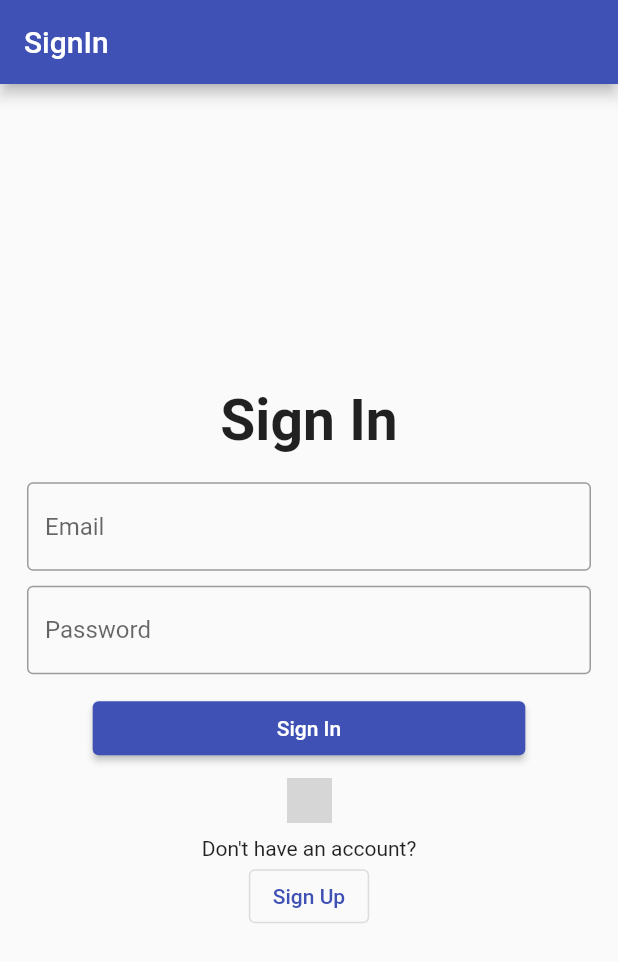
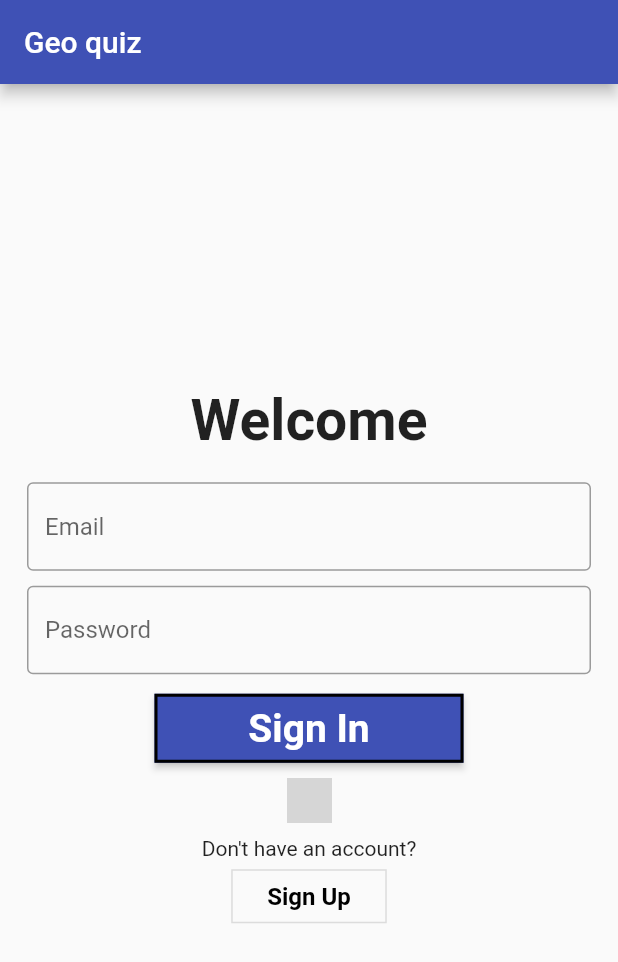
Before and after one commit to ikustow/geoquiz, a Flutter app: the screen it shows after launch, on a phone screen of 412 x 824 dp. Shown: the top 962 px of the screen. Run offline on Flutter 3.47's test engine with Material 2 defaults, Android fonts, the phone set to English and light mode, and no system bars; our stand-ins replace animated_text_kit, bloc, connectivity_plus, dio, email_validator, equatable and 4 more; missing offline and left inert: dart_airtable; accounts and stored records are empty; network calls fail; grey boxes are pictures that could not be loaded.

```diff
--- a/lib/authentication/sign_in.dart
+++ b/lib/authentication/pages/sign_in.dart
@@ -1,12 +1,11 @@
 import 'package:flutter/material.dart';
 import 'package:flutter_bloc/flutter_bloc.dart';
-import 'package:geoquiz/authentication/details_page.dart';
-import 'package:geoquiz/authentication/sign_up.dart';
-import 'package:geoquiz/generated/l10n.dart';
-import 'package:email_validator/email_validator.dart';
+import 'package:geoquiz/authentication/pages/sign_up.dart';
 import 'package:geoquiz/home/home.dart';
-
-import 'bloc/auth_bloc.dart';
+import 'package:geoquiz/theme.dart';
+import '../../generated/l10n.dart';
+import '../bloc/auth_bloc.dart';
+import '../widgets/welcome_sing_up_button.dart';
 
 class SignIn extends StatefulWidget {
   const SignIn({Key? key}) : super(key: key);
@@ -31,7 +30,9 @@ class _SignInState extends State<SignIn> {
   Widget build(BuildContext context) {
     return Scaffold(
       appBar: AppBar(
-        title: const Text("SignIn"),
+        title: Text(
+          S.of(context).sign_in_app_bar_title,
+        ),
       ),
       body: BlocListener<AuthBloc, AuthState>(
         listener: (context, state) {
@@ -64,8 +65,8 @@ class _SignInState extends State<SignIn> {
                     child: Column(
                       mainAxisAlignment: MainAxisAlignment.center,
                       children: [
-                        const Text(
-                          "Sign In",
+                        Text(
+                          S.of(context).sign_welcome_title,
                           style: TextStyle(
                             fontSize: 38,
                             fontWeight: FontWeight.bold,
@@ -82,8 +83,8 @@ class _SignInState extends State<SignIn> {
                                 TextFormField(
                                   keyboardType: TextInputType.emailAddress,
                                   controller: _emailController,
-                                  decoration: const InputDecoration(
-                                    hintText: "Email",
+                                  decoration: InputDecoration(
+                                    hintText: S.of(context).hint_email_text,
                                     border: OutlineInputBorder(),
                                   ),
                                 ),
@@ -93,23 +94,26 @@ class _SignInState extends State<SignIn> {
                                 TextFormField(
                                   keyboardType: TextInputType.text,
                                   controller: _passwordController,
-                                  decoration: const InputDecoration(
-                                    hintText: "Password",
+                                  decoration: InputDecoration(
+                                    hintText: S.of(context).hint_password_text,
                                     border: OutlineInputBorder(),
                                   ),
-                                 ),
+                                ),
                                 const SizedBox(
                                   height: 12,
                                 ),
                                 SizedBox(
                                   width:
-                                  MediaQuery.of(context).size.width * 0.7,
+                                      MediaQuery.of(context).size.width * 0.5,
                                   child: ElevatedButton(
+                                    style: AppButtonStyle.SignInButtonStyle,
                                     onPressed: () {
                                       _authenticateWithEmailAndPassword(
                                           context);
                                     },
-                                    child: const Text('Sign In'),
+                                    child: Text(
+                                      S.of(context).sign_in_button_title,
+                                    ),
                                   ),
                                 )
                               ],
@@ -126,17 +130,10 @@ class _SignInState extends State<SignIn> {
                             width: 30,
                           ),
                         ),
-                        const Text("Don't have an account?"),
-                        OutlinedButton(
-                          onPressed: () {
-                            Navigator.pushReplacement(
-                              context,
-                              MaterialPageRoute(
-                                  builder: (context) => const SignUp()),
-                            );
-                          },
-                          child: const Text("Sign Up"),
-                        )
+                        Text(
+                          S.of(context).account_check_title,
+                        ),
+                        WelcomeSignUpButton(),
                       ],
                     ),
                   ),
--- /dev/null
+++ b/lib/authentication/widgets/welcome_sing_up_button.dart
@@ -0,0 +1,30 @@
+import 'package:flutter/material.dart';
+
+import '../../generated/l10n.dart';
+import '../../theme.dart';
+import '../pages/sign_up.dart';
+
+class WelcomeSignUpButton extends StatelessWidget {
+  const WelcomeSignUpButton({Key? key}) : super(key: key);
+
+  @override
+  Widget build(BuildContext context) {
+    return  OutlinedButton(
+      style: AppButtonStyle.welcomeSignUpButtonStyle,
+      onPressed: () {
+        Navigator.pushReplacement(
+          context,
+          MaterialPageRoute(
+              builder: (context) => const SignUp()),
+        );
+      },
+      child: Text(
+        S.of(context).sign_up_button_title,
+        style: TextStyle(
+          fontSize: 16,
+          fontWeight: FontWeight.bold,
+        ),
+      ),
+    );
+  }
+}
--- a/lib/home/widgets/animated_welcome_text.dart
+++ b/lib/home/widgets/animated_welcome_text.dart
@@ -43,7 +43,7 @@ class _AnimatedWelcomeTextState extends State<AnimatedWelcomeText> {
             fontFamily: "railway",
           ),
           child: AnimatedTextKit(
-              totalRepeatCount: 1,
+              totalRepeatCount: 2,
               repeatForever: false,
               isRepeatingAnimation: true,
               animatedTexts: [
--- a/lib/main.dart
+++ b/lib/main.dart
@@ -2,8 +2,8 @@ import 'package:firebase_auth/firebase_auth.dart';
 import 'package:firebase_core/firebase_core.dart';
 import 'package:flutter/material.dart';
 import 'package:flutter_bloc/flutter_bloc.dart';
-import 'package:geoquiz/authentication/details_page.dart';
-import 'package:geoquiz/authentication/sign_in.dart';
+import 'package:geoquiz/authentication/pages/details_page.dart';
+import 'package:geoquiz/authentication/pages/sign_in.dart';
 import 'package:flutter_localizations/flutter_localizations.dart';
 import 'package:geoquiz/repositories/firebase_auth_repository.dart';
 import 'package:geoquiz/services/airtable_service.dart';
--- a/lib/main_widgets/bottom_navigation_bar.dart
+++ b/lib/main_widgets/bottom_navigation_bar.dart
@@ -1,8 +1,7 @@
 import 'package:flutter/material.dart';
 import 'package:geoquiz/home/home.dart';
 import 'package:geoquiz/progress/progress_page.dart';
-
-import '../authentication/details_page.dart';
+import '../authentication/pages/details_page.dart';
 import '../generated/l10n.dart';
 
 class BottomNavigationBarWidget extends StatefulWidget {
--- a/lib/theme.dart
+++ b/lib/theme.dart
@@ -16,7 +16,7 @@ abstract class AppButtonStyle {
   static final ButtonStyle RightButton = ButtonStyle(
 
     shape:MaterialStateProperty.all<OutlinedBorder>(
-        RoundedRectangleBorder(
+        const RoundedRectangleBorder(
           side: BorderSide(
             width: 2,
             color: Colors.black,
@@ -27,20 +27,20 @@ abstract class AppButtonStyle {
     backgroundColor: MaterialStateProperty.all(rightColor),
     foregroundColor: MaterialStateProperty.all(rightTextColor),
     textStyle: MaterialStateProperty.all(
-      TextStyle(
+      const TextStyle(
         fontSize: 26,
         fontWeight: FontWeight.bold,
       ),
     ),
     padding: MaterialStateProperty.all(
-        EdgeInsets.symmetric(horizontal: 24, vertical: 8)),
+        const EdgeInsets.symmetric(horizontal: 24, vertical: 8)),
   );
 
 
   static final ButtonStyle WrongButton = ButtonStyle(
 
     shape:MaterialStateProperty.all<OutlinedBorder>(
-        RoundedRectangleBorder(
+        const RoundedRectangleBorder(
           side: BorderSide(
             width: 2,
             color: Colors.black,
@@ -51,13 +51,13 @@ abstract class AppButtonStyle {
     backgroundColor: MaterialStateProperty.all(wrongColor),
     foregroundColor: MaterialStateProperty.all(wrongTextColor),
     textStyle: MaterialStateProperty.all(
-      TextStyle(
+      const TextStyle(
         fontSize: 26,
         fontWeight: FontWeight.bold,
       ),
     ),
     padding: MaterialStateProperty.all(
-        EdgeInsets.symmetric(horizontal: 24, vertical: 8)),
+        const EdgeInsets.symmetric(horizontal: 24, vertical: 8)),
   );
 
 
@@ -65,7 +65,7 @@ abstract class AppButtonStyle {
   static final ButtonStyle DefaultButton = ButtonStyle(
 
     shape:MaterialStateProperty.all<OutlinedBorder>(
-        RoundedRectangleBorder(
+        const RoundedRectangleBorder(
           side: BorderSide(
             width: 2,
             color: Colors.black,
@@ -76,18 +76,18 @@ abstract class AppButtonStyle {
     backgroundColor: MaterialStateProperty.all(defaultButtonColor),
     foregroundColor: MaterialStateProperty.all(categoryTextButtonColor),
     textStyle: MaterialStateProperty.all(
-      TextStyle(
+      const TextStyle(
         fontSize: 26,
         fontWeight: FontWeight.bold,
       ),
     ),
     padding: MaterialStateProperty.all(
-        EdgeInsets.symmetric(horizontal: 24, vertical: 8)),
+        const EdgeInsets.symmetric(horizontal: 24, vertical: 8)),
   );
 
   static final ButtonStyle startQuizButton = ButtonStyle(
     shape:MaterialStateProperty.all<OutlinedBorder>(
-        RoundedRectangleBorder(
+        const RoundedRectangleBorder(
           side: BorderSide(
             width: 2,
             color: Colors.black,
@@ -98,7 +98,7 @@ abstract class AppButtonStyle {
     backgroundColor: MaterialStateProperty.all(categoryButtonColor),
     foregroundColor: MaterialStateProperty.all(categoryTextButtonColor),
     textStyle: MaterialStateProperty.all(
-      TextStyle(
+      const TextStyle(
         fontSize: 26,
         fontWeight: FontWeight.bold,
       ),
@@ -110,7 +110,7 @@ abstract class AppButtonStyle {
   static final ButtonStyle GoNexttButton = ButtonStyle(
 
     shape:MaterialStateProperty.all<OutlinedBorder>(
-        RoundedRectangleBorder(
+        const RoundedRectangleBorder(
           side: BorderSide(
             width: 2,
             color: Colors.black,
@@ -121,14 +121,84 @@ abstract class AppButtonStyle {
     backgroundColor: MaterialStateProperty.all(primaryColor),
     foregroundColor: MaterialStateProperty.all(rightTextColor),
     textStyle: MaterialStateProperty.all(
-      TextStyle(
+      const TextStyle(
         fontSize: 26,
         fontWeight: FontWeight.bold,
       ),
     ),
     padding: MaterialStateProperty.all(
-        EdgeInsets.symmetric(horizontal: 24, vertical: 8)),
+        const EdgeInsets.symmetric(horizontal: 24, vertical: 8)),
   );
+
+  static final ButtonStyle SignInButtonStyle = ButtonStyle(
+
+    shape:MaterialStateProperty.all<OutlinedBorder>(
+        const RoundedRectangleBorder(
+          side: BorderSide(
+            width: 2,
+            color: Colors.black,
+          ),
+          borderRadius: BorderRadius.zero,
+        )),
+    shadowColor: MaterialStateProperty.all(categoryTextButtonColor),
+    backgroundColor: MaterialStateProperty.all(primaryColor),
+    foregroundColor: MaterialStateProperty.all(rightTextColor),
+    textStyle: MaterialStateProperty.all(
+      const TextStyle(
+        fontSize: 26,
+        fontWeight: FontWeight.bold,
+      ),
+    ),
+    padding: MaterialStateProperty.all(
+        const EdgeInsets.symmetric(horizontal: 24, vertical: 8)),
+  );
+
+  static final ButtonStyle welcomeSignUpButtonStyle = ButtonStyle(
+
+    shape:MaterialStateProperty.all<OutlinedBorder>(
+        const RoundedRectangleBorder(
+          side: BorderSide(
+            width: 2,
+            color: Colors.black,
+          ),
+          borderRadius: BorderRadius.zero,
+        )),
+    shadowColor: MaterialStateProperty.all(categoryTextButtonColor),
+   // backgroundColor: MaterialStateProperty.all(primaryColor),
+    foregroundColor: MaterialStateProperty.all(Colors.black),
+    textStyle: MaterialStateProperty.all(
+      const TextStyle(
+        fontSize: 26,
+        fontWeight: FontWeight.bold,
+      ),
+    ),
+    padding: MaterialStateProperty.all(
+        const EdgeInsets.symmetric(horizontal: 24, vertical: 8)),
+  );
+
+  static final ButtonStyle SignOutButtonStyle = ButtonStyle(
+
+    shape:MaterialStateProperty.all<OutlinedBorder>(
+        const RoundedRectangleBorder(
+          side: BorderSide(
+            width: 2,
+            color: Colors.black,
+          ),
+          borderRadius: BorderRadius.zero,
+        )),
+    shadowColor: MaterialStateProperty.all(categoryTextButtonColor),
+    backgroundColor: MaterialStateProperty.all(primaryColor),
+    foregroundColor: MaterialStateProperty.all(rightTextColor),
+    textStyle: MaterialStateProperty.all(
+      const TextStyle(
+        fontSize: 26,
+        fontWeight: FontWeight.bold,
+      ),
+    ),
+    padding: MaterialStateProperty.all(
+        const EdgeInsets.symmetric(horizontal: 24, vertical: 8)),
+  );
+
 
 
 }
--- a/pubspec.yaml
+++ b/pubspec.yaml
@@ -34,7 +34,7 @@ dependencies:
   intl: ^0.17.0
   flutter_bloc: ^8.0.1
   firebase_core: ^1.17.0
-  firebase_auth: ^3.3.18
+  firebase_auth: ^3.4.2
   email_validator: ^2.0.1
   google_sign_in: ^5.2.1
   animated_text_kit: ^4.2.1
@@ -70,6 +70,10 @@ flutter:
   # included with your application, so that you can use the icons in
   # the material Icons class.
   uses-material-design: true
+  assets:
+    - airtable.png
+    - dio.png
+    - flutter_bloc.png
 
   # To add assets to your application, add an assets section, like this:
   # assets:
```
Also changed, not shown: lib/authentication/details_page.dart (deleted, +0 -57 lines), lib/authentication/pages/details_page.dart (added, +64 -0 lines), lib/authentication/pages/sign_up.dart (renamed from lib/authentication/sign_up.dart, +8 -3 lines), lib/authentication/widgets/powered_by_section.dart (added, +39 -0 lines), lib/authentication/widgets/sign_out_button.dart (added, +22 -0 lines), lib/home/widgets/category_list_widget.dart (+6 -1 lines), lib/l10n/intl_en.arb (+16 -0 lines), lib/question/pages/complete_page.dart (+35 -2 lines), lib/question/pages/wrong_answer_page.dart (+3 -4 lines), assets/airtable.png (added), assets/dio.png (added), assets/flutter_bloc.png (added), lib/generated/intl/messages_en.dart, lib/generated/l10n.dart, 1 more files, 1 other file.
